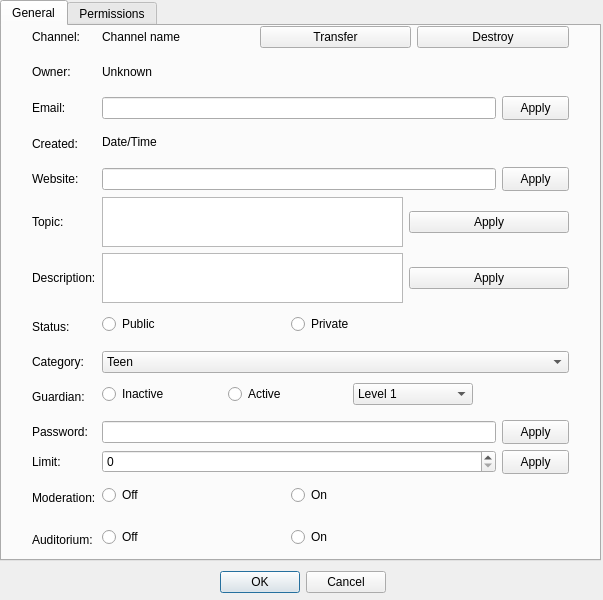
The window that ui/channel_settings.ui (gitter-badger/simplechatclient) describes before a commit, drawn with Qt 5.
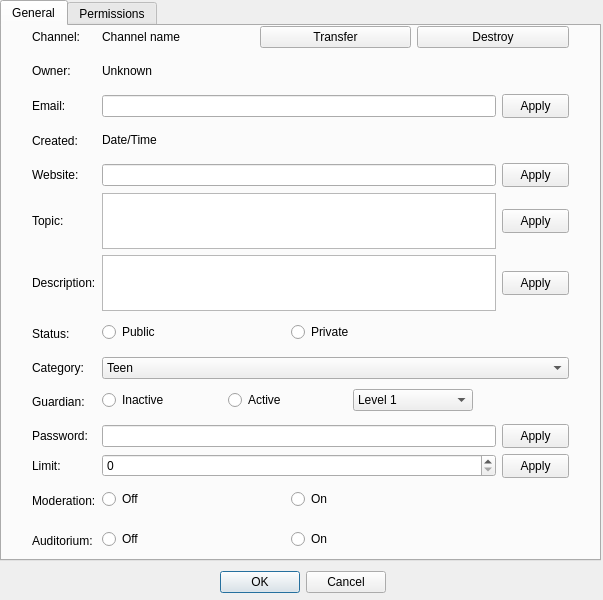
The same window after the commit. Icons and pictures are not drawn.

Commit message: fix channel settings layout

Diff of the .ui file:
```diff
--- a/ui/channel_settings.ui
+++ b/ui/channel_settings.ui
@@ -236,21 +236,21 @@
         <item>
          <widget class="QPlainTextEdit" name="plainTextEdit_topic">
           <property name="sizePolicy">
-           <sizepolicy hsizetype="Maximum" vsizetype="Maximum">
+           <sizepolicy hsizetype="Expanding" vsizetype="Fixed">
             <horstretch>0</horstretch>
             <verstretch>0</verstretch>
            </sizepolicy>
           </property>
           <property name="minimumSize">
            <size>
-            <width>301</width>
-            <height>50</height>
+            <width>0</width>
+            <height>56</height>
            </size>
           </property>
           <property name="maximumSize">
            <size>
-            <width>301</width>
-            <height>50</height>
+            <width>16777215</width>
+            <height>16777215</height>
            </size>
           </property>
          </widget>
@@ -258,15 +258,21 @@
         <item>
          <widget class="QPushButton" name="pushButton_set_topic">
           <property name="sizePolicy">
-           <sizepolicy hsizetype="Minimum" vsizetype="Maximum">
+           <sizepolicy hsizetype="Minimum" vsizetype="Fixed">
             <horstretch>0</horstretch>
             <verstretch>0</verstretch>
            </sizepolicy>
           </property>
+          <property name="minimumSize">
+           <size>
+            <width>67</width>
+            <height>24</height>
+           </size>
+          </property>
           <property name="maximumSize">
            <size>
-            <width>16777215</width>
-            <height>16777215</height>
+            <width>67</width>
+            <height>24</height>
            </size>
           </property>
           <property name="text">
@@ -281,21 +287,21 @@
         <item>
          <widget class="QPlainTextEdit" name="plainTextEdit_desc">
           <property name="sizePolicy">
-           <sizepolicy hsizetype="Maximum" vsizetype="Maximum">
+           <sizepolicy hsizetype="Expanding" vsizetype="Fixed">
             <horstretch>0</horstretch>
             <verstretch>0</verstretch>
            </sizepolicy>
           </property>
           <property name="minimumSize">
            <size>
-            <width>301</width>
-            <height>50</height>
+            <width>0</width>
+            <height>56</height>
            </size>
           </property>
           <property name="maximumSize">
            <size>
-            <width>301</width>
-            <height>50</height>
+            <width>16777215</width>
+            <height>16777215</height>
            </size>
           </property>
          </widget>
@@ -303,11 +309,23 @@
         <item>
          <widget class="QPushButton" name="pushButton_set_desc">
           <property name="sizePolicy">
-           <sizepolicy hsizetype="Minimum" vsizetype="Maximum">
+           <sizepolicy hsizetype="Minimum" vsizetype="Fixed">
             <horstretch>0</horstretch>
             <verstretch>0</verstretch>
            </sizepolicy>
           </property>
+          <property name="minimumSize">
+           <size>
+            <width>67</width>
+            <height>24</height>
+           </size>
+          </property>
+          <property name="maximumSize">
+           <size>
+            <width>67</width>
+            <height>24</height>
+           </size>
+          </property>
           <property name="text">
            <string>Apply</string>
           </property>
```
The commit also changes 1 other file.
